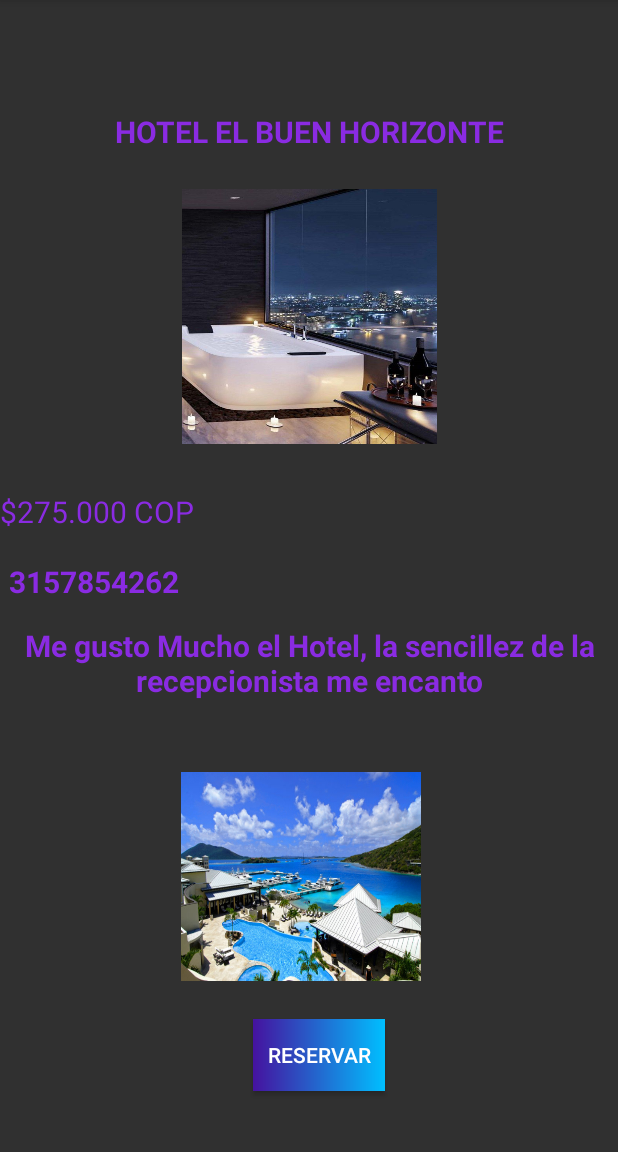
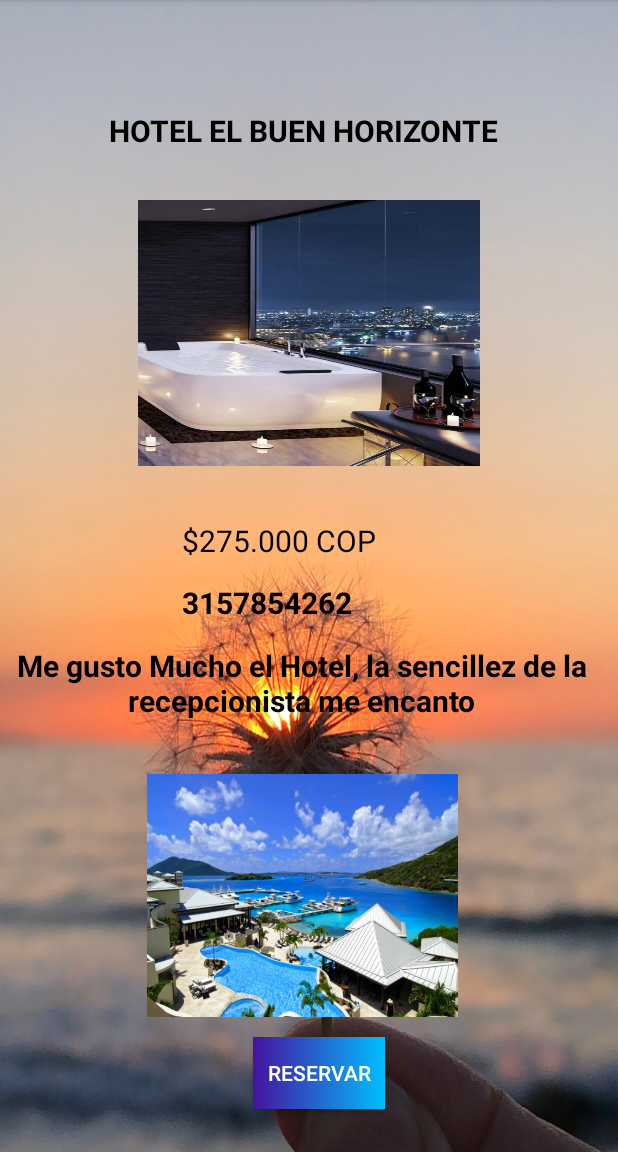
Before and after one commit to LeidyPaolaV/entregamovil2conlistasok, an Android app: the AmpliandoHotel screen opened directly, with no data from a screen before it, on a phone screen of 412 x 824 dp, the part 84-1236 px from its top. Run offline under Robolectric (Android 15) with nearby library versions, the phone set to English and light mode, and no system bars; 4 statements that could not run were skipped.

Commit message:
modificando app

```diff
--- a/app/src/main/res/layout/activity_ampliando_hotel.xml
+++ b/app/src/main/res/layout/activity_ampliando_hotel.xml
@@ -5,28 +5,29 @@
     android:layout_width="match_parent"
     android:layout_height="match_parent"
     tools:context=".AmpliandoHotel"
+    android:background="@drawable/flor"
    >
 
     <TextView
         android:id="@+id/Àmpliandonombrehotel"
-        android:layout_width="wrap_content"
-        android:layout_height="wrap_content"
+        android:layout_width="267dp"
+        android:layout_height="36dp"
         android:text="HOTEL EL BUEN HORIZONTE"
+        android:textColor="@color/black"
         android:textSize="20dp"
         android:textStyle="bold"
-        android:textColor="@color/blueviolet"
         app:layout_constraintBottom_toBottomOf="parent"
         app:layout_constraintEnd_toEndOf="parent"
+        app:layout_constraintHorizontal_bias="0.5"
         app:layout_constraintStart_toStartOf="parent"
         app:layout_constraintTop_toTopOf="parent"
-        app:layout_constraintHorizontal_bias="0.5"
         app:layout_constraintVertical_bias="0.1" />
 
 
     <ImageView
         android:id="@+id/AmpliandofotoHotel"
-        android:layout_width="170dp"
-        android:layout_height="170dp"
+        android:layout_width="228dp"
+        android:layout_height="177dp"
         android:scaleType="fitXY"
         android:src="@drawable/lus"
         app:layout_constraintBottom_toBottomOf="parent"
@@ -41,51 +42,51 @@
         android:layout_width="250dp"
         android:layout_height="wrap_content"
         android:text="$275.000 COP"
-        android:textColor="@color/blueviolet"
+        android:textColor="@color/black"
         android:textSize="20dp"
         app:layout_constraintBottom_toBottomOf="parent"
         app:layout_constraintEnd_toEndOf="parent"
-        app:layout_constraintHorizontal_bias="0.0"
+        app:layout_constraintHorizontal_bias="0.751"
         app:layout_constraintStart_toStartOf="parent"
         app:layout_constraintTop_toBottomOf="@+id/AmpliandofotoHotel"
-        app:layout_constraintVertical_bias="0.07" />
+        app:layout_constraintVertical_bias="0.084" />
 
     <TextView
         android:id="@+id/Ampliandocontactohotel"
         android:layout_width="wrap_content"
         android:layout_height="wrap_content"
         android:text="3157854262"
-        android:textColor="@color/blueviolet"
+        android:textColor="@color/black"
         android:textSize="20dp"
         android:textStyle="bold"
         app:layout_constraintBottom_toBottomOf="parent"
         app:layout_constraintEnd_toEndOf="parent"
+        app:layout_constraintHorizontal_bias="0.407"
         app:layout_constraintStart_toStartOf="parent"
         app:layout_constraintTop_toBottomOf="@+id/AmpliandoprecioHotel"
-        app:layout_constraintVertical_bias="0.05"
-        app:layout_constraintHorizontal_bias="0.02"/>
+        app:layout_constraintVertical_bias="0.039" />
 
     <TextView
         android:id="@+id/valoracion"
-        android:layout_width="wrap_content"
-        android:layout_height="wrap_content"
+        android:layout_width="401dp"
+        android:layout_height="49dp"
         android:text="Me gusto Mucho el Hotel, la sencillez de la recepcionista me encanto"
-        android:textColor="@color/blueviolet"
+        android:textAlignment="center"
+        android:textColor="@color/black"
         android:textSize="20dp"
         android:textStyle="bold"
         app:layout_constraintBottom_toBottomOf="parent"
         app:layout_constraintEnd_toEndOf="parent"
+        app:layout_constraintHorizontal_bias="0.0"
         app:layout_constraintStart_toStartOf="parent"
         app:layout_constraintTop_toBottomOf="@+id/Ampliandocontactohotel"
-        app:layout_constraintVertical_bias="0.049"
-        app:layout_constraintHorizontal_bias="0.0"
-        android:textAlignment="center"/>
+        app:layout_constraintVertical_bias="0.049" />
 
 
     <ImageView
         android:id="@+id/fotoadicional"
-        android:layout_width="160dp"
-        android:layout_height="139dp"
+        android:layout_width="207dp"
+        android:layout_height="162dp"
         android:scaleType="fitXY"
         android:src="@drawable/hh1"
         app:layout_constraintBottom_toBottomOf="parent"
```
Also changed, not shown: app/src/main/res/layout/activity_ampliando_restaurante.xml (+29 -30 lines), app/src/main/res/layout/activity_ampliando_turismo.xml (+23 -23 lines), app/src/main/res/layout/molderestaurante.xml (+31 -34 lines), app/src/main/res/layout/moldesitiosturisticos.xml (+11 -10 lines), app/src/main/res/drawable/casss.jpg (added), app/src/main/res/drawable/ferr.png (added), app/src/main/res/drawable/flor.png (added), app/src/main/res/drawable/nuevo.jpg (added), app/src/main/res/drawable/oce.jpg (added), app/src/main/res/drawable/pin.jpg (added), app/src/main/res/drawable/ppp.jpg (added), app/src/main/res/drawable/sui.jpg (added), app/src/main/res/drawable/suiii.jpg (added), app/src/main/res/drawable/take.png (added), 2 more files, 1 other file.
